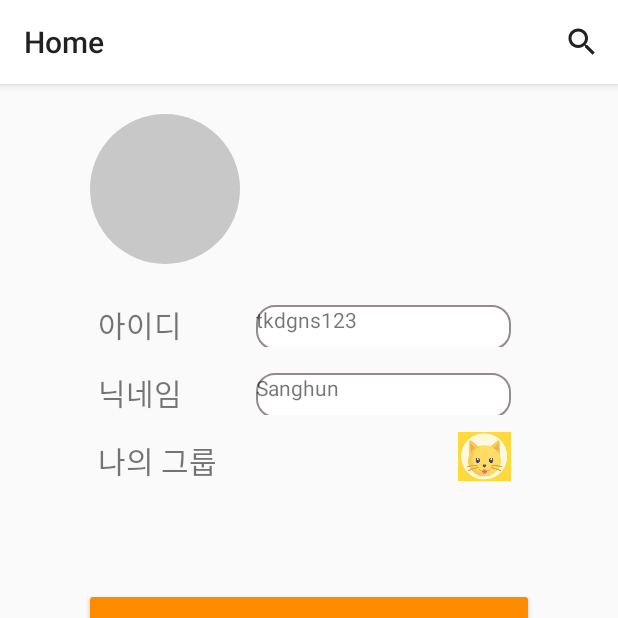
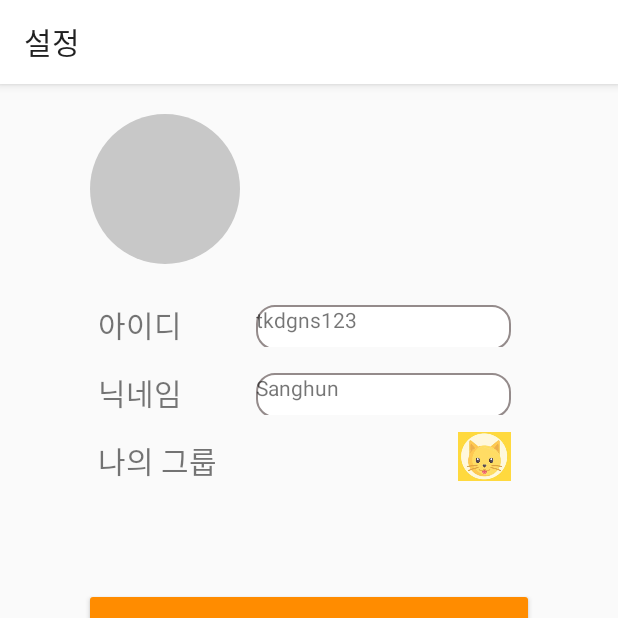
Before and after one commit to sgtlee99/CAFEIN_APP, an Android app: the HomeActivity screen opened directly, with no data from a screen before it, item 3 of the bottom bar chosen, on a phone screen of 412 x 824 dp, the top half of it. Run offline under Robolectric (Android 15) with nearby library versions, the light colour scheme and no system bars; our stand-ins replace Room's generated code.

Commit message:
글자 위치 조금 수정

```diff
--- a/app/src/main/java/com/example/cafein_app/HomeActivity.kt
+++ b/app/src/main/java/com/example/cafein_app/HomeActivity.kt
@@ -3,20 +3,25 @@ package com.example.cafein_app
 import android.content.Intent
 import android.os.Bundle
 import android.view.Menu
+import androidx.appcompat.app.ActionBar
 import androidx.appcompat.app.AppCompatActivity
 import com.google.android.material.bottomnavigation.BottomNavigationView
 
 class HomeActivity : AppCompatActivity() {
 
     override fun onCreateOptionsMenu(menu: Menu?): Boolean {
-//        return super.onCreateOptionsMenu(menu)
-        val menuInflater = menuInflater
-        menuInflater.inflate(R.menu.home_appbar, menu)
-        return true
+        return super.onCreateOptionsMenu(menu)
+//        val menuInflater = menuInflater
+//        menuInflater.inflate(R.menu.home_appbar, menu)
+//        return true
+
+
     }
     override fun onCreate(savedInstanceState: Bundle?) {
         super.onCreate(savedInstanceState)
         setContentView(R.layout.home_activity)
+
+        var action_bar : ActionBar = supportActionBar!!
 
         // 하단 탭이 눌렸을 때 화면을 전환하기 위해선 이벤트 처리하기 위해 BottomNavigationView 객체 생성
         var bnv_main = findViewById(R.id.bnv_main) as BottomNavigationView
@@ -30,14 +35,20 @@ class HomeActivity : AppCompatActivity() {
                         // 다른 프래그먼트 화면으로 이동하는 기능
                         val homeFragment = HomeFragment()
                         supportFragmentManager.beginTransaction().replace(R.id.fl_container, homeFragment).commit()
+                        action_bar.setTitle("CAFE-IN")
+
                     }
                     R.id.second -> {
                         val writingFragment = WritingFragment()
                         supportFragmentManager.beginTransaction().replace(R.id.fl_container, writingFragment).commit()
+                        action_bar.setTitle("글쓰기")
+
                     }
                     R.id.third -> {
                         val settingFragment = SettingFragment()
                         supportFragmentManager.beginTransaction().replace(R.id.fl_container, settingFragment).commit()
+                        action_bar.setTitle("설정")
+
                     }
                 }
                 true
--- a/app/src/main/java/com/example/cafein_app/SplashActivity.kt
+++ b/app/src/main/java/com/example/cafein_app/SplashActivity.kt
@@ -7,7 +7,7 @@ import androidx.appcompat.app.AppCompatActivity
 
 class SplashActivity : AppCompatActivity() {
 
-    val SPLASH_VIEW_TIME: Long = 2000  // 2초간 스플래시 화면을 보여줌(ms)
+    val SPLASH_VIEW_TIME: Long = 200  // 2초간 스플래시 화면을 보여줌(ms)
 
     override fun onCreate(savedInstanceState: Bundle?) {
         super.onCreate(savedInstanceState)
--- a/app/src/main/res/layout/fragment_boartview.xml
+++ b/app/src/main/res/layout/fragment_boartview.xml
@@ -111,7 +111,7 @@
 						<androidx.constraintlayout.widget.ConstraintLayout
 								android:layout_width="wrap_content"
 								android:layout_height="wrap_content"
-								android:layout_marginLeft="250dp"
+								android:layout_marginLeft="265dp"
 								android:layout_marginTop="210dp"
 								>
 
```
Also changed, not shown: app/src/main/res/menu/home_appbar2.xml (added, +11 -0 lines).
